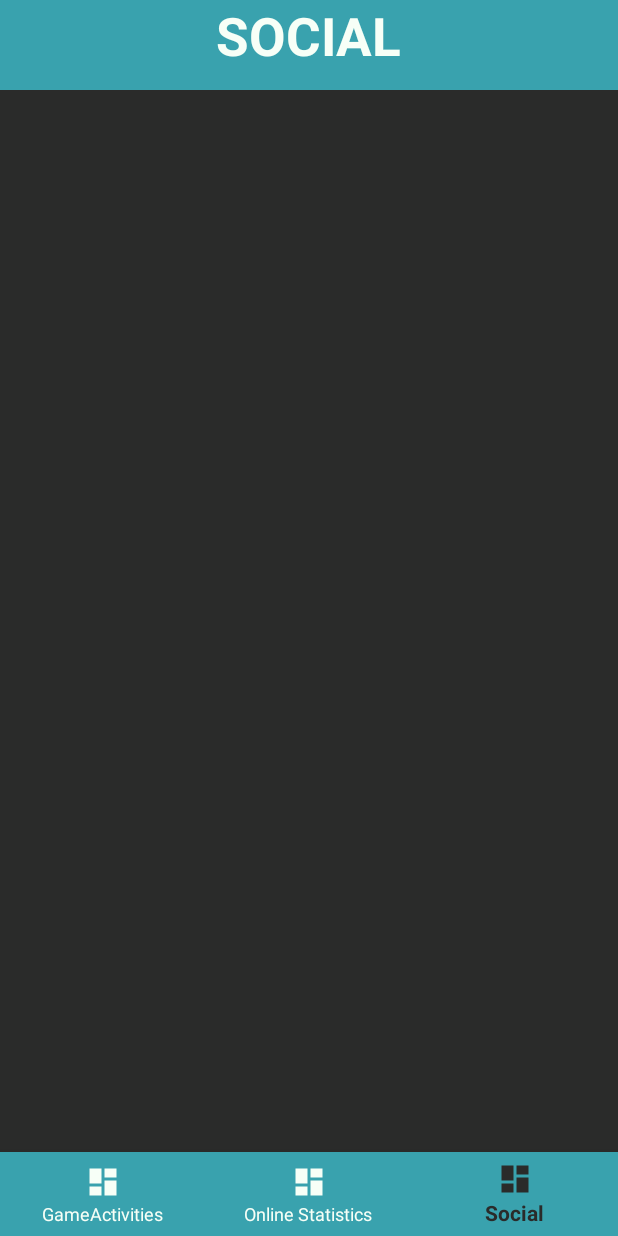
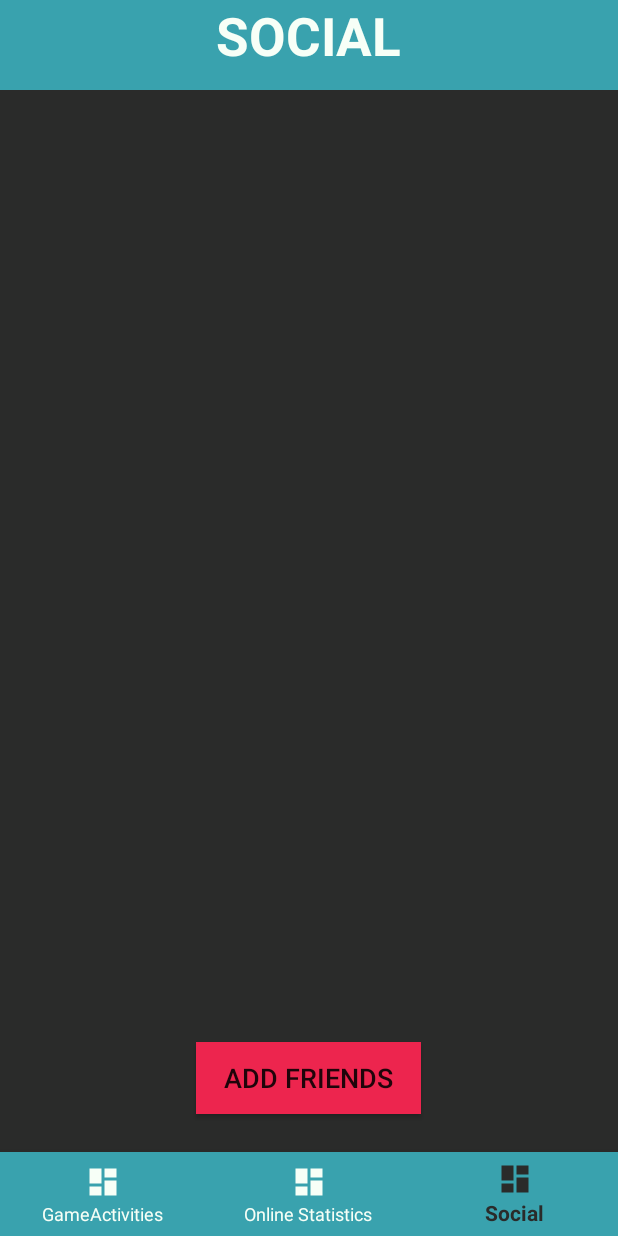
Before and after one commit to AtomicPotatoEmil/P2-Prototype, an Android app: the Social screen opened directly, with no data from a screen before it, on a phone screen of 412 x 824 dp. Run offline under Robolectric (Android 15) with nearby library versions, the phone set to English and light mode, and no system bars.

Commit message:
Primitive Add friend layout

```diff
--- a/prototypeP2/app/src/main/java/dk/aau/student/meda2a220a/p2protype/Social.java
+++ b/prototypeP2/app/src/main/java/dk/aau/student/meda2a220a/p2protype/Social.java
@@ -6,10 +6,18 @@ import androidx.appcompat.app.AppCompatActivity;
 import android.content.Intent;
 import android.os.Bundle;
 import android.view.MenuItem;
+import android.view.View;
+import android.widget.Button;
+import android.widget.LinearLayout;
+import android.widget.TextView;
 
 import com.google.android.material.bottomnavigation.BottomNavigationView;
 
-public class Social extends AppCompatActivity {
+public class Social extends AppCompatActivity implements AddFriendDialog.AddFriendListener {
+
+private LinearLayout addFriendLayout;
+private Button addFriendButton;
+
 
     @Override
     protected void onCreate(Bundle savedInstanceState) {
@@ -40,5 +48,32 @@ public class Social extends AppCompatActivity {
                 return false;
             }
         });
+        addFriendLayout = findViewById(R.id.FriendLayout);
+        addFriendButton = findViewById(R.id.addFriendButtonID);
+        addFriendButton.setOnClickListener(new View.OnClickListener() {
+            @Override
+            public void onClick(View v) {
+                newFriend();
+            }
+        });
+    }
+
+    public void newFriend (){
+        AddFriendDialog newFriendDialog = new AddFriendDialog();
+        newFriendDialog.show(getSupportFragmentManager(), "New Friend");
+    }
+
+    public TextView createNewFriendView(String logInfo, int textSize){ //Title being the exercise, and subtitle being the weight lifted.
+        final LinearLayout.LayoutParams FriendViewParams = new LinearLayout.LayoutParams(LinearLayout.LayoutParams.WRAP_CONTENT, LinearLayout.LayoutParams.WRAP_CONTENT);
+        final TextView newFriendTextview = new TextView(this);
+        newFriendTextview.setTextSize(textSize);
+        newFriendTextview.setLayoutParams(FriendViewParams);
+        newFriendTextview.setText(logInfo);
+        newFriendTextview.setTextColor(getResources().getColor(R.color.MINTWHITEd));
+        return newFriendTextview;
+    }
+    @Override
+    public void applyAddition(String userNameString) {
+        addFriendLayout.addView(createNewFriendView(userNameString,35));
     }
 }
--- a/prototypeP2/app/src/main/res/layout/activity_social.xml
+++ b/prototypeP2/app/src/main/res/layout/activity_social.xml
@@ -6,7 +6,7 @@
     android:layout_height="match_parent"
     android:layout_centerVertical="true"
     android:background="@color/JET"
-    tools:context=".GameActivities">
+    tools:context=".Social">
 
     <View
         android:id="@+id/rectangle_at_the_top"
@@ -33,6 +33,37 @@
         app:layout_constraintStart_toStartOf="parent"
         app:layout_constraintTop_toTopOf="parent" />
 
+    <ScrollView
+        android:layout_width="match_parent"
+        android:layout_height="match_parent"
+        android:id="@+id/ScrollViewFriends"
+        android:layout_below="@id/rectangle_at_the_top"
+        >
+
+        <LinearLayout
+            android:layout_width="match_parent"
+            android:layout_height="wrap_content"
+            android:orientation="vertical"
+            android:id="@+id/FriendLayout"
+            android:padding="25dp">
+
+
+
+        </LinearLayout>
+
+    </ScrollView>
+<Button
+    android:layout_width="150dp"
+    android:layout_height="wrap_content"
+    android:layout_above="@id/bottom_navigation"
+    android:layout_centerHorizontal="true"
+    android:text="Add Friends"
+    android:background="@color/RED"
+    android:textSize="18sp"
+    android:id="@+id/addFriendButtonID"
+    android:layout_marginBottom="25dp"
+        />
+
     <com.google.android.material.bottomnavigation.BottomNavigationView
         android:id="@+id/bottom_navigation"
         android:layout_width="match_parent"
```
Also changed, not shown: prototypeP2/app/src/main/java/dk/aau/student/meda2a220a/p2protype/AddFriendDialog.java (added, +80 -0 lines), prototypeP2/app/src/main/res/layout/addfrienddialog.xml (added, +16 -0 lines).
